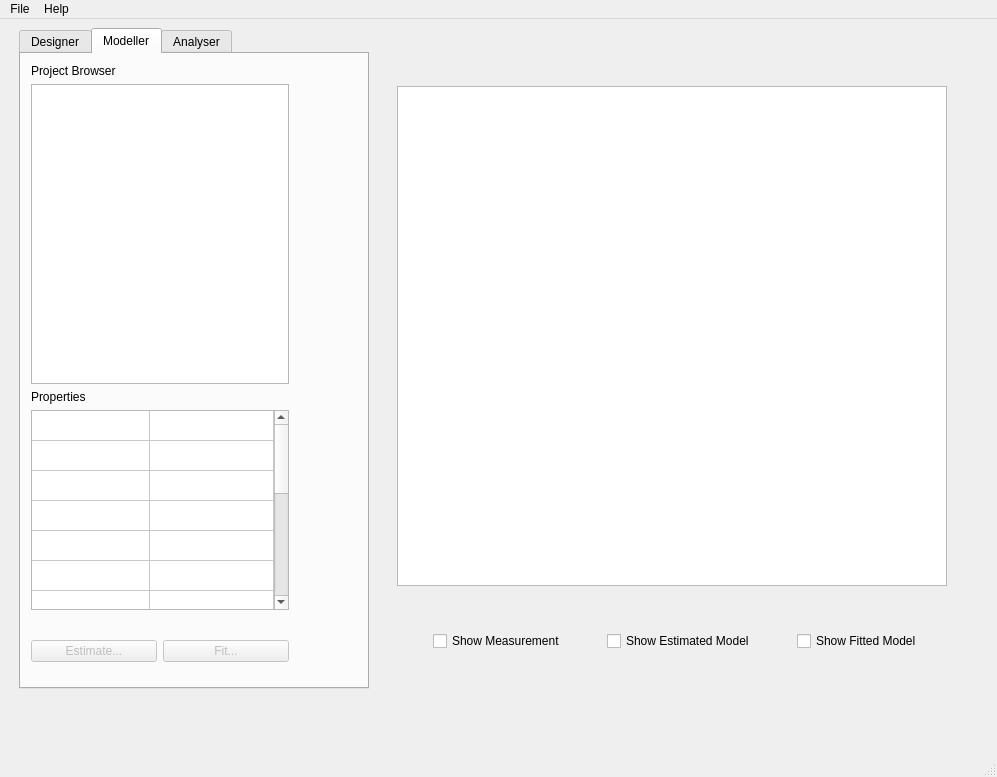
Old version of the form valveworkbench.ui in the repository Lizardboy2390/ValveWorkbench.
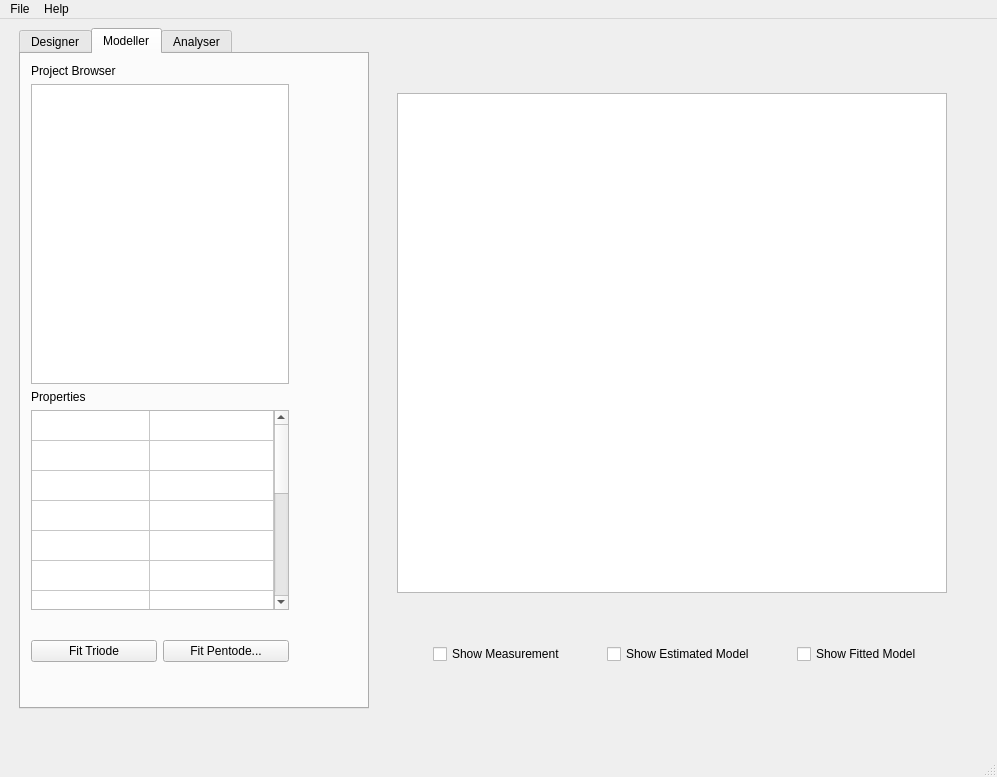
New version of the form. The open tabs and pages were chosen to show the change.

```diff
--- a/valveworkbench.ui
+++ b/valveworkbench.ui
@@ -20,7 +20,7 @@
       <x>19</x>
       <y>9</y>
       <width>961</width>
-      <height>661</height>
+      <height>681</height>
      </rect>
     </property>
     <layout class="QHBoxLayout" name="horizontalLayout">
@@ -540,20 +540,20 @@
             <item>
              <widget class="QPushButton" name="estimateButton">
               <property name="enabled">
-               <bool>false</bool>
+               <bool>true</bool>
               </property>
               <property name="text">
-               <string>Estimate...</string>
+               <string>Fit Triode</string>
               </property>
              </widget>
             </item>
             <item>
              <widget class="QPushButton" name="fitButton">
               <property name="enabled">
-               <bool>false</bool>
+               <bool>true</bool>
               </property>
               <property name="text">
-               <string>Fit...</string>
+               <string>Fit Pentode...</string>
               </property>
              </widget>
             </item>
```
Left out of the diff: 2 changed lines with no effect on the pictures.
